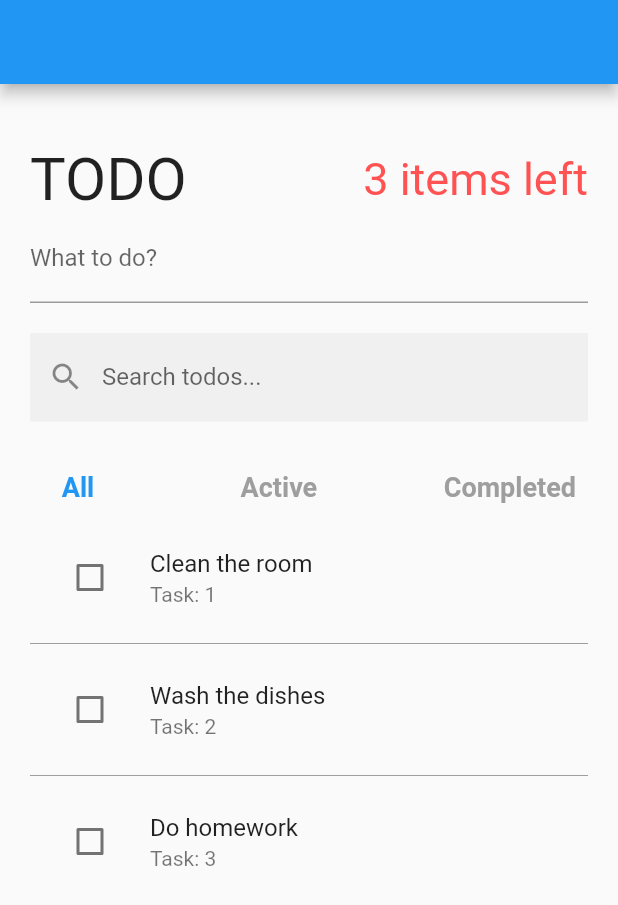
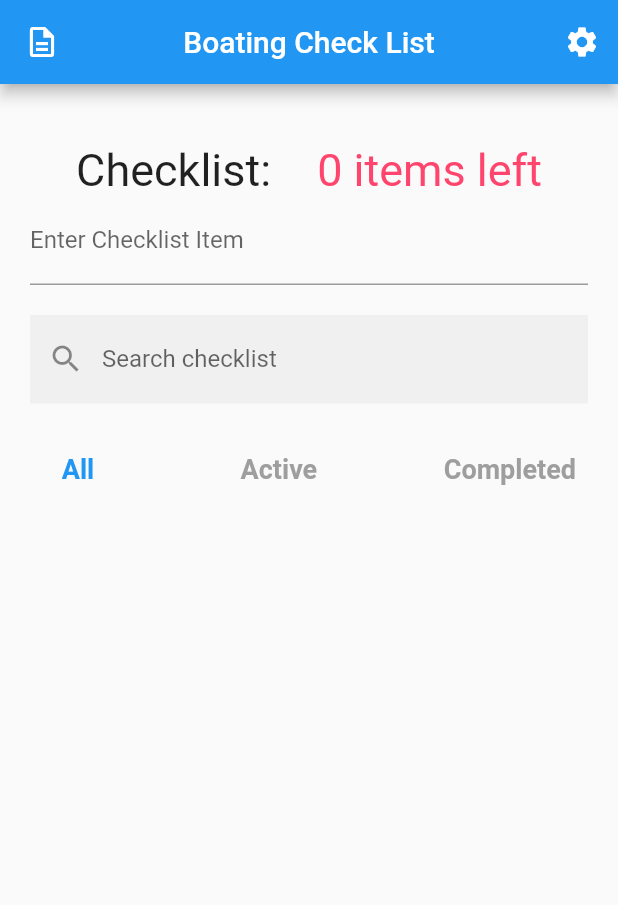
Before and after one commit to AllyTechEngineering/todo_cubit, a Flutter app: the screen it shows after launch, on a phone screen of 412 x 824 dp. Shown: the top 905 px of the screen. Run offline on Flutter 3.47's test engine with Material 2 defaults, Android fonts, the phone set to English and light mode, and no system bars; our stand-ins replace bloc, equatable, flutter_bloc.

Commit message:
Added some styling and appBar. Icons not working

```diff
--- a/lib/cubits/todo_list/todo_list_state.dart
+++ b/lib/cubits/todo_list/todo_list_state.dart
@@ -7,18 +7,18 @@ class TodoListState {
 
   factory TodoListState.initial() {
     return TodoListState(todos: [
-      Todo(
-        id: '1',
-        desc: 'Clean the room',
-      ),
-      Todo(
-        id: '2',
-        desc: 'Wash the dishes',
-      ),
-      Todo(
-        id: '3',
-        desc: 'Do homework',
-      ),
+      // Todo(
+      //   id: '1',
+      //   desc: 'Clean the room',
+      // ),
+      // Todo(
+      //   id: '2',
+      //   desc: 'Wash the dishes',
+      // ),
+      // Todo(
+      //   id: '3',
+      //   desc: 'Do homework',
+      // ),
     ]);
   }
 
--- a/lib/todos_page/create_todo.dart
+++ b/lib/todos_page/create_todo.dart
@@ -22,7 +22,7 @@ class _CreateTodoState extends State<CreateTodo> {
   Widget build(BuildContext context) {
     return TextField(
       controller: newTodoController,
-      decoration: InputDecoration(labelText: 'What to do?'),
+      decoration: InputDecoration(labelText: 'Enter Checklist Item'),
       onSubmitted: (String? todoDesc) {
         if (todoDesc != null && todoDesc.trim().isNotEmpty) {
           context.read<TodoListCubit>().addTodo(todoDesc);
--- a/lib/todos_page/search_and_filter_todo.dart
+++ b/lib/todos_page/search_and_filter_todo.dart
@@ -13,7 +13,7 @@ class SearchAndFilterTodo extends StatelessWidget {
       children: [
         TextField(
           decoration: InputDecoration(
-            labelText: 'Search todos...',
+            labelText: 'Search checklist',
             border: InputBorder.none,
             filled: true,
             prefixIcon: Icon(Icons.search),
--- a/lib/todos_page/show_todos.dart
+++ b/lib/todos_page/show_todos.dart
@@ -50,7 +50,8 @@ class ShowTodos extends StatelessWidget {
           },
           child: TodoItem(
             todo: todos[index],
-            ));
+          ),
+        );
       },
     );
   } // Widget build
@@ -149,7 +150,7 @@ class _TodoItemState extends State<TodoItem> {
             context.read<TodoListCubit>().toggleTodo(widget.todo.id);
           }),
       title: Text(widget.todo.desc),
-      subtitle: Text('Task: ${widget.todo.id}'),
+      // subtitle: Text('Task: ${widget.todo.id}'),
     );
   } //Widget
 } //class _TodoItemState
--- a/lib/todos_page/todos_header.dart
+++ b/lib/todos_page/todos_header.dart
@@ -8,11 +8,11 @@ class TodoHeader extends StatelessWidget {
   @override
   Widget build(BuildContext context) {
     return Row(
-      mainAxisAlignment: MainAxisAlignment.spaceBetween,
+      mainAxisAlignment: MainAxisAlignment.spaceEvenly,
       children: [
         Text(
-          'TODO',
-          style: TextStyle(fontSize: 40.0),
+          'Checklist:',
+          style: TextStyle(fontSize: 30.0),
         ),
         // BlocBuilder<ActiveTodoCountCubit, ActiveTodoCountState>(
         //   builder: (context, state) {
@@ -23,7 +23,7 @@ class TodoHeader extends StatelessWidget {
         //   },
         // ),
         Text('${context.watch<ActiveTodoCountCubit>().state.activeTodoCount} items left',
-          style: TextStyle(fontSize: 30.0, color: Colors.redAccent),
+          style: TextStyle(fontSize: 30.0, color: Color.fromARGB(255, 255, 68, 109)),
         ),
       ],
     );
--- a/lib/todos_page/todos_page.dart
+++ b/lib/todos_page/todos_page.dart
@@ -14,7 +14,31 @@ class TodosPage extends StatelessWidget {
     return SafeArea(
       child: Scaffold(
         appBar: AppBar(
-
+          leading: IconButton(
+            icon: const Icon(
+              Icons.description_outlined,
+              // color: Colors.white,
+            ),
+            // iconSize: 40.0,
+            onPressed: () {},
+          ),
+          centerTitle: true,
+          // backgroundColor: Colors.blueAccent,
+          title: const FittedBox(
+            fit: BoxFit.scaleDown,
+            child: Text(
+              'Boating Check List',
+            ),
+          ),
+          actions: <Widget>[
+            IconButton(
+              icon: const Icon(
+                Icons.settings,
+                // color: Colors.white,
+              ),
+              onPressed: () {},
+            ),
+          ],
         ),
         body: SingleChildScrollView(
           child: Padding(
@@ -24,7 +48,9 @@ class TodosPage extends StatelessWidget {
               children: [
                 TodoHeader(),
                 CreateTodo(),
-                SizedBox(height: 20.0,),
+                SizedBox(
+                  height: 20.0,
+                ),
                 SearchAndFilterTodo(),
                 ShowTodos(),
               ],
```
Lines whose indentation alone changed are shown as unchanged.
